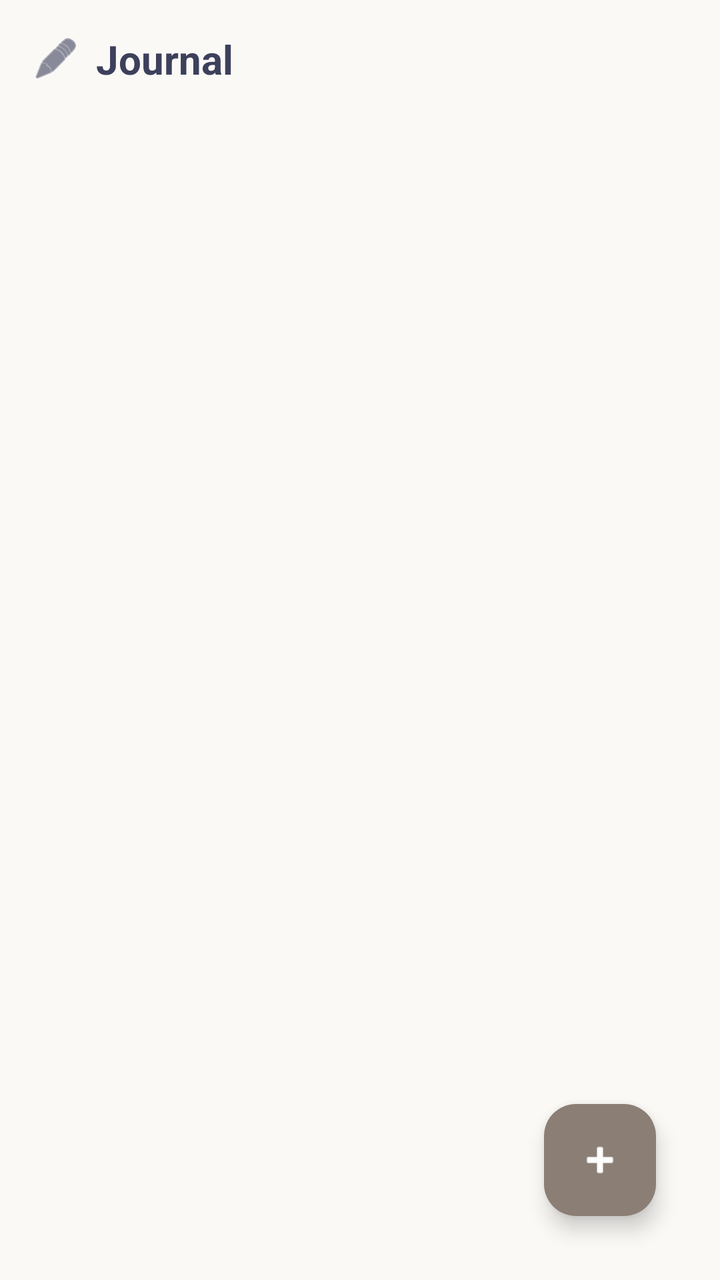
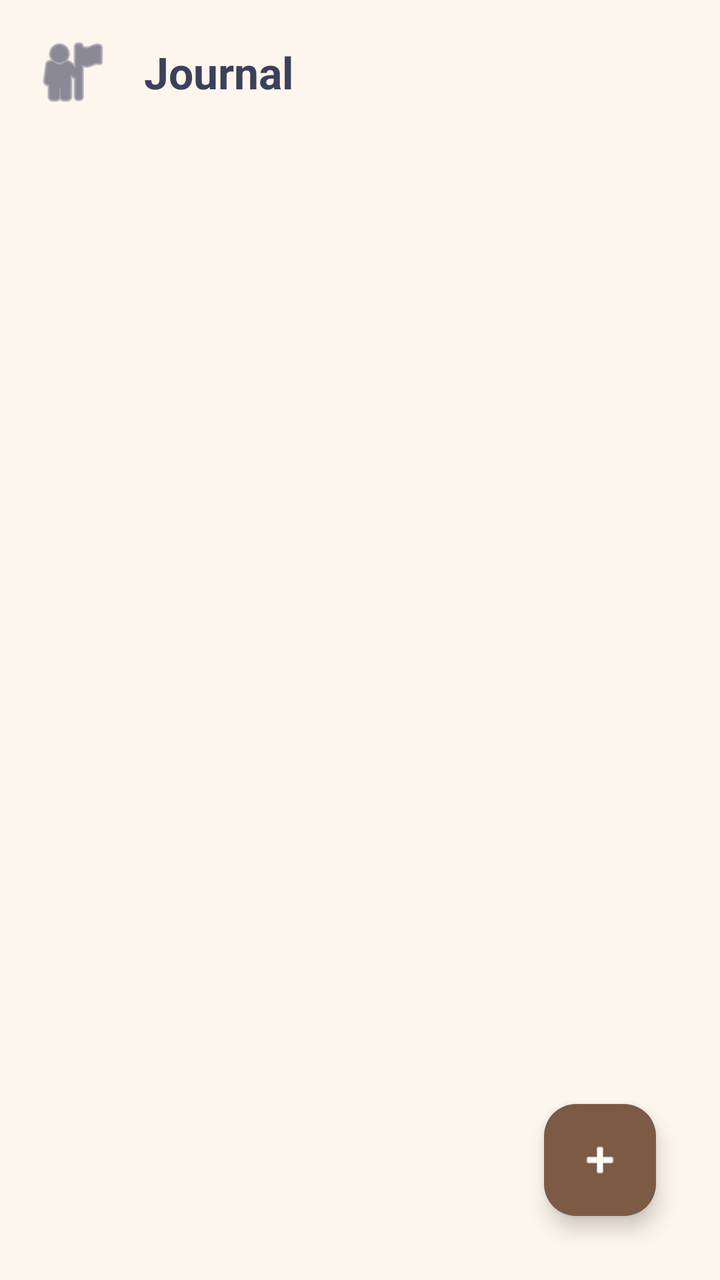

Two renders of the same Android screen: before a commit and after it. Below are the layout's source before the change and the commit's diff.
<!-- AndroidManifest.xml: application theme Theme.ProjectStudyBuddy1 -->
<!-- res/layout/fragment_journal.xml -->
<?xml version="1.0" encoding="utf-8"?>
<androidx.constraintlayout.widget.ConstraintLayout xmlns:android="http://schemas.android.com/apk/res/android"
    xmlns:app="http://schemas.android.com/apk/res-auto"
    xmlns:tools="http://schemas.android.com/tools"
    android:layout_width="match_parent"
    android:layout_height="match_parent"
    android:background="#FAF9F6"
    android:padding="16dp">

    <androidx.constraintlayout.widget.ConstraintLayout
        android:id="@+id/panelJournalListView"
        android:layout_width="match_parent"
        android:layout_height="match_parent"
        android:visibility="visible">

        <LinearLayout
            android:id="@+id/layoutJournalHeader"
            android:layout_width="wrap_content"
            android:layout_height="wrap_content"
            android:orientation="horizontal"
            android:gravity="center_vertical"
            app:layout_constraintTop_toTopOf="parent"
            app:layout_constraintStart_toStartOf="parent">

            <ImageView
                android:layout_width="24dp"
                android:layout_height="24dp"
                android:src="@android:drawable/ic_menu_edit"
                android:contentDescription="Journal Icon"
                app:tint="#3D405B"
                android:layout_marginEnd="8dp"
                tools:ignore="HardcodedText" />

            <TextView
                android:layout_width="wrap_content"
                android:layout_height="wrap_content"
                android:text="Journal"
                android:textStyle="bold"
                android:textSize="20sp"
                android:textColor="#3D405B"
                tools:ignore="HardcodedText" />
        </LinearLayout>

        <androidx.recyclerview.widget.RecyclerView
            android:id="@+id/rvJournal"
            android:layout_width="match_parent"
            android:layout_height="0dp"
            android:layout_marginTop="16dp"
            app:layout_constraintTop_toBottomOf="@id/layoutJournalHeader"
            app:layout_constraintBottom_toBottomOf="parent" />

        <com.google.android.material.floatingactionbutton.FloatingActionButton
            android:id="@+id/fabAddJournal"
            android:layout_width="wrap_content"
            android:layout_height="wrap_content"
            android:src="@android:drawable/ic_input_add"
            android:contentDescription="Add Journal Entry"
            android:backgroundTint="#8B7E74"
            app:tint="@android:color/white"
            android:layout_margin="16dp"
            app:layout_constraintBottom_toBottomOf="parent"
            app:layout_constraintEnd_toEndOf="parent"
            tools:ignore="HardcodedText" />
    </androidx.constraintlayout.widget.ConstraintLayout>

    <androidx.constraintlayout.widget.ConstraintLayout
        android:id="@+id/panelJournalEditWorkspace"
        android:layout_width="match_parent"
        android:layout_height="match_parent"
        android:visibility="gone"
        android:background="@android:color/white"
        android:clickable="true"
        android:focusable="true">

        <RelativeLayout
            android:id="@+id/layoutEditorToolbar"
            android:layout_width="match_parent"
            android:layout_height="56dp"
            android:paddingHorizontal="4dp"
            app:layout_constraintTop_toTopOf="parent">

            <ImageButton
                android:id="@+id/btnWorkspaceBack"
                android:layout_width="48dp"
                android:layout_height="48dp"
                android:src="@android:drawable/ic_menu_revert"
                android:background="?android:attr/selectableItemBackground"
                android:contentDescription="Back"
                app:tint="#3D405B"
                android:layout_centerVertical="true"
                tools:ignore="HardcodedText" />

            <ImageButton
                android:id="@+id/btnWorkspaceSave"
                android:layout_width="48dp"
                android:layout_height="48dp"
                android:src="@android:drawable/ic_menu_save"
                android:background="?android:attr/selectableItemBackground"
                android:contentDescription="Save"
                app:tint="#3D405B"
                android:layout_alignParentEnd="true"
                android:layout_centerVertical="true"
                tools:ignore="HardcodedText" />
        </RelativeLayout>

        <EditText
            android:id="@+id/etJournalTitle"
            android:layout_width="match_parent"
            android:layout_height="wrap_content"
            android:hint="Title"
            android:textSize="22sp"
            android:textStyle="bold"
            android:textColor="#3D405B"
            android:padding="16dp"
            android:background="@android:color/transparent"
            android:importantForAutofill="no"
            android:inputType="textCapSentences"
            app:layout_constraintTop_toBottomOf="@id/layoutEditorToolbar" />

        <EditText
            android:id="@+id/etJournalContent"
            android:layout_width="match_parent"
            android:layout_height="0dp"
            android:hint="Start writing your thoughts here..."
            android:textSize="16sp"
            android:textColor="#3D405B"
            android:paddingHorizontal="16dp"
            android:background="@android:color/transparent"
            android:gravity="top"
            android:importantForAutofill="no"
            android:inputType="textMultiLine|textCapSentences"
            app:layout_constraintTop_toBottomOf="@id/etJournalTitle"
            app:layout_constraintBottom_toBottomOf="parent" />
    </androidx.constraintlayout.widget.ConstraintLayout>

</androidx.constraintlayout.widget.ConstraintLayout>
<!-- resources referenced by this layout -->
<resources>
  <style name="Theme.ProjectStudyBuddy1" parent="Theme.Material3.DayNight.NoActionBar">
          <item name="colorPrimary">@color/accent_brown</item>
          <item name="colorPrimaryDark">@color/accent_brown</item>
          <item name="colorAccent">@color/accent_orange</item>
  
          <item name="android:windowBackground">@color/bg_cream</item>
          <item name="android:colorBackground">@color/bg_cream</item>
  
          <item name="android:statusBarColor">@color/bg_cream</item>
          <item name="android:windowLightStatusBar">true</item>
  
          <item name="colorSurface">@color/card_white</item>
          <item name="colorOnSurface">@color/text_dark</item>
      </style>
  <color name="accent_brown">#7D5A44</color>
  <color name="accent_orange">#E07A5F</color>
  <color name="bg_cream">#FDF6ED</color>
  <color name="card_white">#FFFFFF</color>
  <color name="text_dark">#3D405B</color>
</resources>

<!-- the commit's change to res/layout/fragment_journal.xml (unified diff, before → after) -->
@@ -1,136 +1,56 @@
 <?xml version="1.0" encoding="utf-8"?>
 <androidx.constraintlayout.widget.ConstraintLayout xmlns:android="http://schemas.android.com/apk/res/android"
     xmlns:app="http://schemas.android.com/apk/res-auto"
-    xmlns:tools="http://schemas.android.com/tools"
+    xmlns:tools="http://tools.android.com/tools"
     android:layout_width="match_parent"
     android:layout_height="match_parent"
-    android:background="#FAF9F6"
+    android:background="@color/bg_cream"
     android:padding="16dp">
 
-    <androidx.constraintlayout.widget.ConstraintLayout
-        android:id="@+id/panelJournalListView"
+    <ImageView
+        android:id="@+id/ivJournalProfileAvatar"
+        android:layout_width="40dp"
+        android:layout_height="40dp"
+        android:src="@android:drawable/ic_menu_myplaces"
+        app:tint="@color/text_dark"
+        app:layout_constraintTop_toTopOf="parent"
+        app:layout_constraintStart_toStartOf="parent"
+        android:contentDescription="Profile Avatar" />
+
+    <TextView
+        android:id="@+id/tvJournalHeaderTitle"
+        android:layout_width="wrap_content"
+        android:layout_height="wrap_content"
+        android:layout_marginStart="16dp"
+        android:text="Journal"
+        android:textColor="@color/text_dark"
+        android:textSize="22sp"
+        android:textStyle="bold"
+        app:layout_constraintTop_toTopOf="@id/ivJournalProfileAvatar"
+        app:layout_constraintBottom_toBottomOf="@id/ivJournalProfileAvatar"
+        app:layout_constraintStart_toEndOf="@id/ivJournalProfileAvatar"
+        tools:ignore="HardcodedText" />
+
+    <androidx.recyclerview.widget.RecyclerView
+        android:id="@+id/rvJournalEntries"
         android:layout_width="match_parent"
-        android:layout_height="match_parent"
-        android:visibility="visible">
+        android:layout_height="0dp"
+        android:layout_marginTop="24dp"
+        app:layout_constraintTop_toBottomOf="@id/ivJournalProfileAvatar"
+        app:layout_constraintBottom_toBottomOf="parent"
+        app:layout_constraintStart_toStartOf="parent"
+        app:layout_constraintEnd_toEndOf="parent" />
 
-        <LinearLayout
-            android:id="@+id/layoutJournalHeader"
-            android:layout_width="wrap_content"
-            android:layout_height="wrap_content"
-            android:orientation="horizontal"
-            android:gravity="center_vertical"
-            app:layout_constraintTop_toTopOf="parent"
-            app:layout_constraintStart_toStartOf="parent">
-
-            <ImageView
-                android:layout_width="24dp"
-                android:layout_height="24dp"
-                android:src="@android:drawable/ic_menu_edit"
-                android:contentDescription="Journal Icon"
-                app:tint="#3D405B"
-                android:layout_marginEnd="8dp"
-                tools:ignore="HardcodedText" />
-
-            <TextView
-                android:layout_width="wrap_content"
-                android:layout_height="wrap_content"
-                android:text="Journal"
-                android:textStyle="bold"
-                android:textSize="20sp"
-                android:textColor="#3D405B"
-                tools:ignore="HardcodedText" />
-        </LinearLayout>
-
-        <androidx.recyclerview.widget.RecyclerView
-            android:id="@+id/rvJournal"
-            android:layout_width="match_parent"
-            android:layout_height="0dp"
-            android:layout_marginTop="16dp"
-            app:layout_constraintTop_toBottomOf="@id/layoutJournalHeader"
-            app:layout_constraintBottom_toBottomOf="parent" />
-
-        <com.google.android.material.floatingactionbutton.FloatingActionButton
-            android:id="@+id/fabAddJournal"
-            android:layout_width="wrap_content"
-            android:layout_height="wrap_content"
-            android:src="@android:drawable/ic_input_add"
-            android:contentDescription="Add Journal Entry"
-            android:backgroundTint="#8B7E74"
-            app:tint="@android:color/white"
-            android:layout_margin="16dp"
-            app:layout_constraintBottom_toBottomOf="parent"
-            app:layout_constraintEnd_toEndOf="parent"
-            tools:ignore="HardcodedText" />
-    </androidx.constraintlayout.widget.ConstraintLayout>
-
-    <androidx.constraintlayout.widget.ConstraintLayout
-        android:id="@+id/panelJournalEditWorkspace"
-        android:layout_width="match_parent"
-        android:layout_height="match_parent"
-        android:visibility="gone"
-        android:background="@android:color/white"
-        android:clickable="true"
-        android:focusable="true">
-
-        <RelativeLayout
-            android:id="@+id/layoutEditorToolbar"
-            android:layout_width="match_parent"
-            android:layout_height="56dp"
-            android:paddingHorizontal="4dp"
-            app:layout_constraintTop_toTopOf="parent">
-
-            <ImageButton
-                android:id="@+id/btnWorkspaceBack"
-                android:layout_width="48dp"
-                android:layout_height="48dp"
-                android:src="@android:drawable/ic_menu_revert"
-                android:background="?android:attr/selectableItemBackground"
-                android:contentDescription="Back"
-                app:tint="#3D405B"
-                android:layout_centerVertical="true"
-                tools:ignore="HardcodedText" />
-
-            <ImageButton
-                android:id="@+id/btnWorkspaceSave"
-                android:layout_width="48dp"
-                android:layout_height="48dp"
-                android:src="@android:drawable/ic_menu_save"
-                android:background="?android:attr/selectableItemBackground"
-                android:contentDescription="Save"
-                app:tint="#3D405B"
-                android:layout_alignParentEnd="true"
-                android:layout_centerVertical="true"
-                tools:ignore="HardcodedText" />
-        </RelativeLayout>
-
-        <EditText
-            android:id="@+id/etJournalTitle"
-            android:layout_width="match_parent"
-            android:layout_height="wrap_content"
-            android:hint="Title"
-            android:textSize="22sp"
-            android:textStyle="bold"
-            android:textColor="#3D405B"
-            android:padding="16dp"
-            android:background="@android:color/transparent"
-            android:importantForAutofill="no"
-            android:inputType="textCapSentences"
-            app:layout_constraintTop_toBottomOf="@id/layoutEditorToolbar" />
-
-        <EditText
-            android:id="@+id/etJournalContent"
-            android:layout_width="match_parent"
-            android:layout_height="0dp"
-            android:hint="Start writing your thoughts here..."
-            android:textSize="16sp"
-            android:textColor="#3D405B"
-            android:paddingHorizontal="16dp"
-            android:background="@android:color/transparent"
-            android:gravity="top"
-            android:importantForAutofill="no"
-            android:inputType="textMultiLine|textCapSentences"
-            app:layout_constraintTop_toBottomOf="@id/etJournalTitle"
-            app:layout_constraintBottom_toBottomOf="parent" />
-    </androidx.constraintlayout.widget.ConstraintLayout>
+    <com.google.android.material.floatingactionbutton.FloatingActionButton
+        android:id="@+id/fabAddJournalEntry"
+        android:layout_width="wrap_content"
+        android:layout_height="wrap_content"
+        android:layout_margin="16dp"
+        android:src="@android:drawable/ic_input_add"
+        android:backgroundTint="@color/accent_brown"
+        app:tint="@android:color/white"
+        app:layout_constraintBottom_toBottomOf="parent"
+        app:layout_constraintEnd_toEndOf="parent"
+        android:contentDescription="Add Entry" />
 
 </androidx.constraintlayout.widget.ConstraintLayout>
